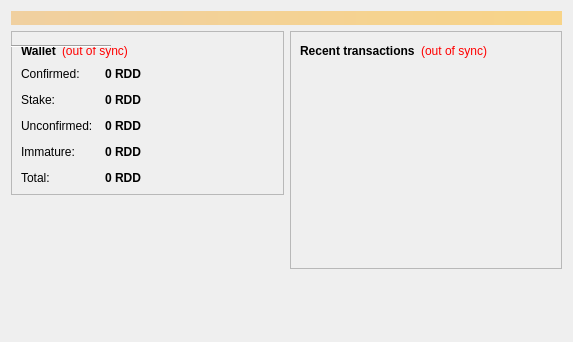
The window that src/qt/forms/overviewpage.ui (zarGonnn/reddcoin) describes before a commit, drawn with Qt 5.
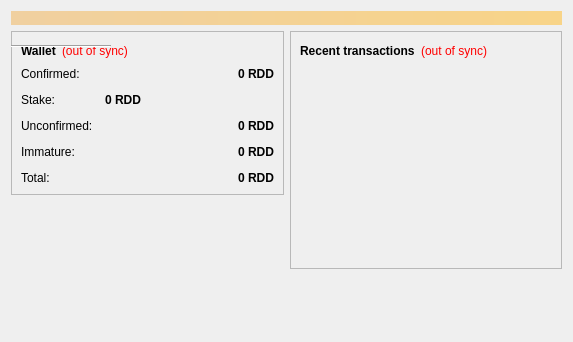
The same window after the commit. Icons and pictures are not drawn.

Commit message:
qt: align amounts on overview page to the right
This is more consistent with other places in the GUI.

```diff
--- a/src/qt/forms/overviewpage.ui
+++ b/src/qt/forms/overviewpage.ui
@@ -124,6 +124,9 @@
               <property name="text">
                <string notr="true">0 RDD</string>
               </property>
+              <property name="alignment">
+               <set>Qt::AlignRight|Qt::AlignTrailing|Qt::AlignVCenter</set>
+              </property>
               <property name="textInteractionFlags">
                <set>Qt::LinksAccessibleByMouse|Qt::TextSelectableByKeyboard|Qt::TextSelectableByMouse</set>
               </property>
@@ -182,6 +185,9 @@
               <property name="text">
                <string notr="true">0 RDD</string>
               </property>
+              <property name="alignment">
+               <set>Qt::AlignRight|Qt::AlignTrailing|Qt::AlignVCenter</set>
+              </property>
               <property name="textInteractionFlags">
                <set>Qt::LinksAccessibleByMouse|Qt::TextSelectableByKeyboard|Qt::TextSelectableByMouse</set>
               </property>
@@ -208,6 +214,9 @@
               <property name="text">
                <string notr="true">0 RDD</string>
               </property>
+              <property name="alignment">
+               <set>Qt::AlignRight|Qt::AlignTrailing|Qt::AlignVCenter</set>
+              </property>
               <property name="textInteractionFlags">
                <set>Qt::LinksAccessibleByMouse|Qt::TextSelectableByKeyboard|Qt::TextSelectableByMouse</set>
               </property>
@@ -237,6 +246,9 @@
               <property name="text">
                <string notr="true">0 RDD</string>
               </property>
+              <property name="alignment">
+               <set>Qt::AlignRight|Qt::AlignTrailing|Qt::AlignVCenter</set>
+              </property>
               <property name="textInteractionFlags">
                <set>Qt::LinksAccessibleByMouse|Qt::TextSelectableByKeyboard|Qt::TextSelectableByMouse</set>
               </property>
```
